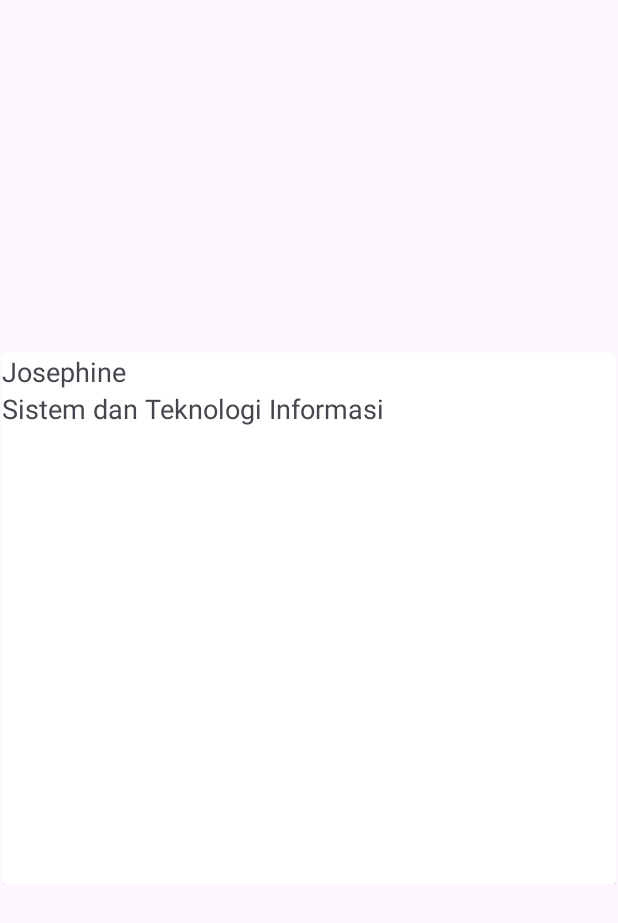
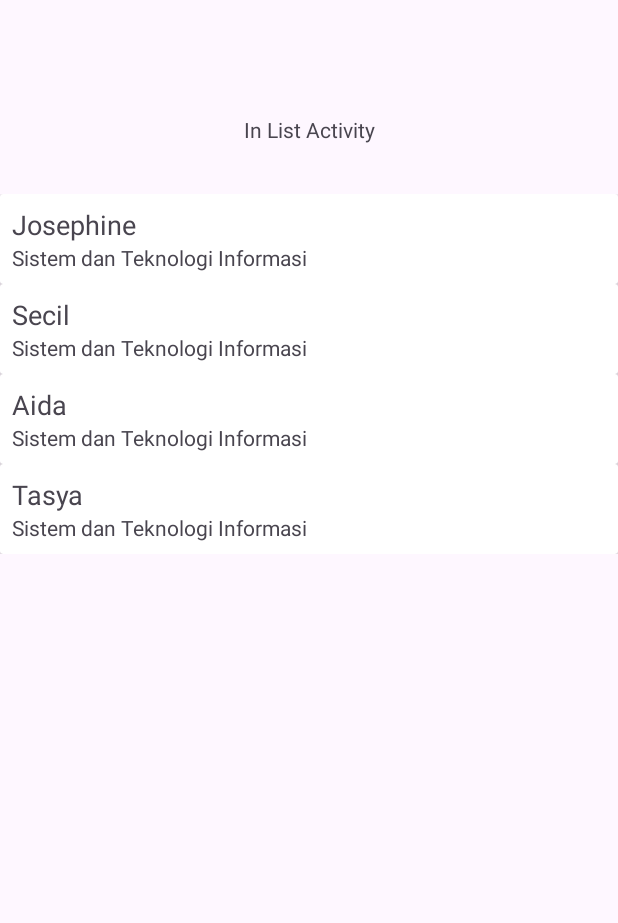
Before and after one commit to josephines1/aplikasipertama, an Android app: the ListActivity screen opened directly, with no data from a screen before it, on a phone screen of 412 x 824 dp. Shown: the top 923 px of the screen. Run offline under Robolectric (Android 15) with nearby library versions, the phone set to English and light mode, and no system bars.

Commit message:
Fix list item view

```diff
--- a/app/src/main/java/com/example/aplikasipertama/ListActivity.kt
+++ b/app/src/main/java/com/example/aplikasipertama/ListActivity.kt
@@ -39,6 +39,7 @@ class ListActivity : AppCompatActivity() {
         )
 
         val recyclerView = findViewById<RecyclerView>(R.id.rv_students)
+
         recyclerView.adapter = ListAdapter(students)
         recyclerView.layoutManager = LinearLayoutManager(this)
         recyclerView.setHasFixedSize(true)
--- a/app/src/main/res/layout/activity_list.xml
+++ b/app/src/main/res/layout/activity_list.xml
@@ -8,6 +8,7 @@
     tools:context=".ListActivity">
 
     <TextView
+        android:id="@+id/tv_list"
         android:layout_width="wrap_content"
         android:layout_height="wrap_content"
         android:text="In List Activity"
@@ -15,18 +16,17 @@
         app:layout_constraintEnd_toEndOf="parent"
         app:layout_constraintStart_toStartOf="parent"
         app:layout_constraintTop_toTopOf="parent"
-        tools:layout_editor_absoluteX="201dp"
-        tools:layout_editor_absoluteY="332dp" />
+        app:layout_constraintVertical_bias="0.095" />
 
     <androidx.recyclerview.widget.RecyclerView
         android:id="@+id/rv_students"
-        android:layout_width="409dp"
-        android:layout_height="354dp"
-        tools:layout_editor_absoluteX="1dp"
-        tools:layout_editor_absoluteY="1dp"
+        android:layout_width="match_parent"
+        android:layout_height="wrap_content"
         app:layout_constraintBottom_toBottomOf="parent"
         app:layout_constraintEnd_toEndOf="parent"
-        app:layout_constraintStart_toStartOf="parent"
-        app:layout_constraintTop_toTopOf="parent" />
+        app:layout_constraintHorizontal_bias="0.901"
+        app:layout_constraintStart_toStartOf="@+id/tv_list"
+        app:layout_constraintTop_toTopOf="parent"
+        app:layout_constraintVertical_bias="0.221" />
 
 </androidx.constraintlayout.widget.ConstraintLayout>
--- a/app/src/main/res/layout/item_view.xml
+++ b/app/src/main/res/layout/item_view.xml
@@ -1,24 +1,26 @@
 <?xml version="1.0" encoding="utf-8"?>
 <androidx.cardview.widget.CardView xmlns:android="http://schemas.android.com/apk/res/android"
     android:layout_width="match_parent"
-    android:layout_height="match_parent"
-    android:id="@+id/card_view">
+    android:layout_height="wrap_content"
+    android:id="@+id/card_view" >
 
     <LinearLayout
         android:layout_width="match_parent"
         android:layout_height="match_parent"
-        android:orientation="vertical">
+        android:orientation="vertical"
+        android:padding="8dp">
+
         <TextView
             android:id="@+id/tv_item_name"
-            android:textSize="18sp"
             android:layout_width="wrap_content"
-            android:layout_height="wrap_content" />
+            android:layout_height="wrap_content"
+            android:textSize="18sp" />
 
         <TextView
             android:id="@+id/tv_item_major"
-            android:textSize="18sp"
             android:layout_width="wrap_content"
-            android:layout_height="wrap_content" />
+            android:layout_height="wrap_content"
+            android:textSize="14sp" />
     </LinearLayout>
 
 </androidx.cardview.widget.CardView>
```
